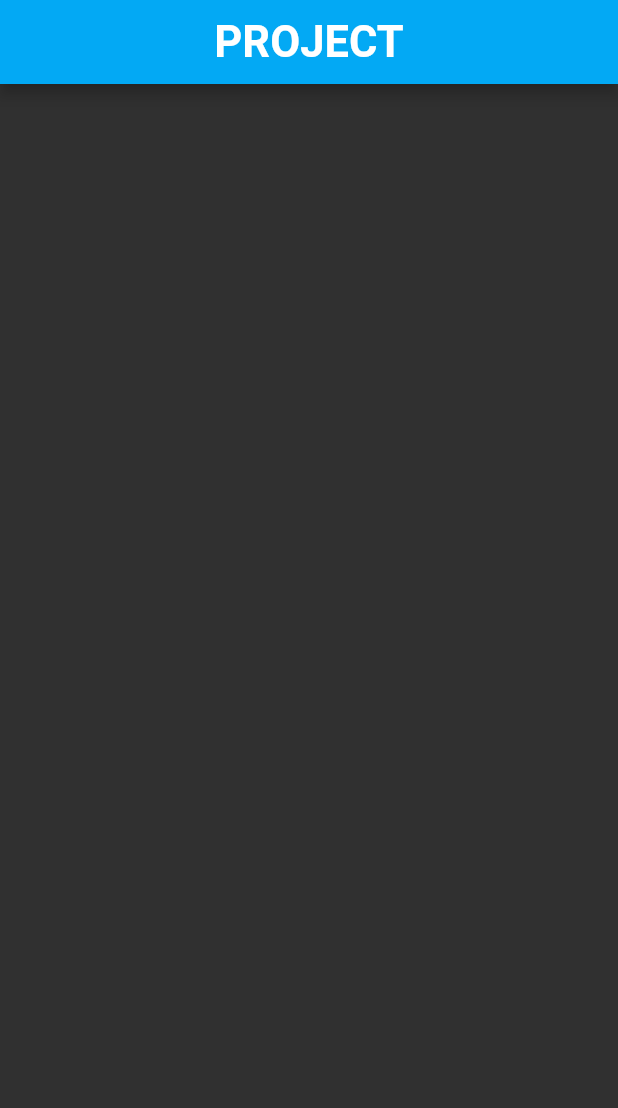
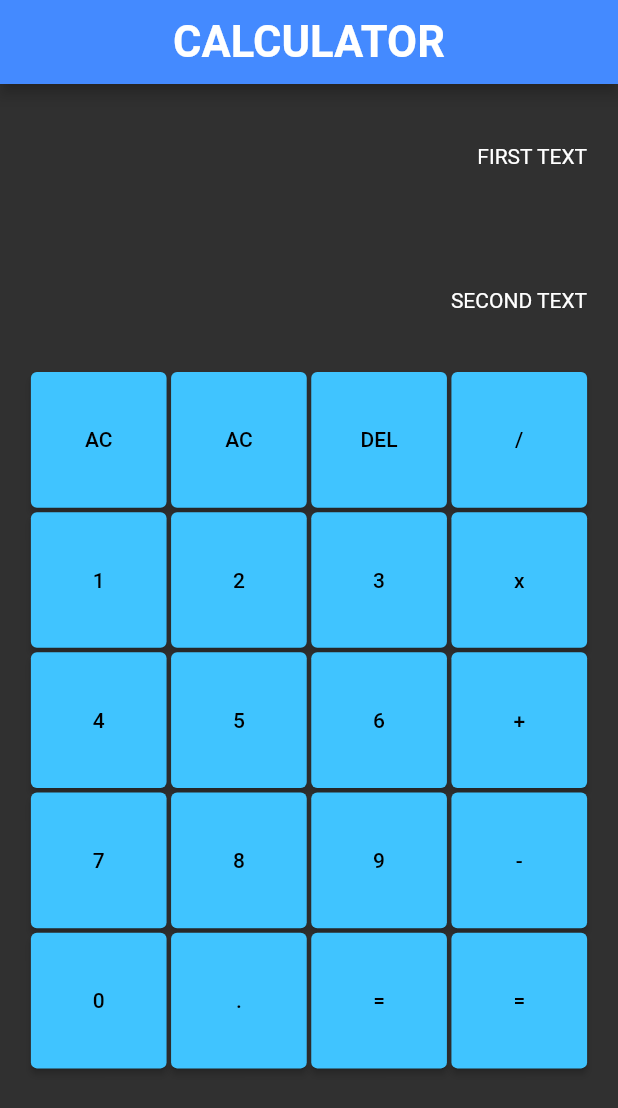
Before and after one commit to Olibrius71/Flutter_Discovering_Project, a Flutter app: the screen it shows after launch, on a phone screen of 412 x 824 dp. Shown: the top 1108 px of the screen. Run offline on Flutter 3.47's test engine with Material 2 defaults, Android fonts, the phone set to English and light mode, and no system bars.

Commit message:
Réalisation de l'interface principale de la calculatrice (gridview contenant tous les boutons, Column contenant 2 zones de texte pour afficher les résultats)

```diff
--- a/lib/main.dart
+++ b/lib/main.dart
@@ -18,11 +18,11 @@ class MainPage extends StatelessWidget {
   Widget build(BuildContext context) {
     return MaterialApp(
       debugShowCheckedModeBanner: false,
-      home: ProjectAppBar(),
+      home: MainContainer(),
       theme: ThemeData(
         colorScheme: const ColorScheme.dark(
-          primary: Colors.redAccent,
-          surface: Colors.lightBlue,
+          primary: Colors.lightBlueAccent,
+          surface: Colors.blueAccent,
         ),
         brightness: Brightness.dark,
       ),
@@ -30,18 +30,21 @@ class MainPage extends StatelessWidget {
   }
 }
 
-class ProjectAppBar extends StatelessWidget {
+
+class MainContainer extends StatelessWidget {
   @override
   Widget build(BuildContext context) {
     return Scaffold(
       appBar: AppBar(
-
-        title: const Text("PROJECT"),
+        title: const Text("CALCULATOR"),
         centerTitle: true,
         titleTextStyle: const TextStyle(
           fontSize: 29,
           fontWeight: FontWeight.w700,
         ),
+      ),
+      body: const Center(
+        child: CalcContainer(),
       ),
     );
   }
@@ -49,127 +52,118 @@ class ProjectAppBar extends StatelessWidget {
 
 
 
+class CalcContainer extends StatefulWidget {
+  const CalcContainer({Key? key}) : super(key: key);
 
-/*
+  @override
+  State<CalcContainer> createState() => _CalcContainerState();
+}
+
+class _CalcContainerState extends State<CalcContainer> {
+  @override
+  Widget build(BuildContext context) {
+    return Column(
+      mainAxisAlignment: MainAxisAlignment.center,
+      children: const <Widget>[
+        Expanded(
+          flex: 1,
+          child: FractionallySizedBox(
+            widthFactor: 0.9,
+            heightFactor: 1.0,
+            child: Results(),
+          ),
+        ),
+        Expanded(
+          flex: 3,
+          child: FractionallySizedBox(
+            widthFactor: 0.9,
+            heightFactor: 1.0,
+            child: Calculator(),
+          ),
+        ),
+      ],
+    );
+  }
+}
+
+
+
+class Results extends StatefulWidget {
+  const Results({Key? key}) : super(key: key);
+
+  @override
+  State<Results> createState() => _ResultsState();
+}
+
+class _ResultsState extends State<Results> {
+  @override
+  Widget build(BuildContext context) {
+    return Column(
+      mainAxisAlignment: MainAxisAlignment.spaceAround,
+      crossAxisAlignment: CrossAxisAlignment.end,
+      children: const [
+        Text("FIRST TEXT"),
+        Text("SECOND TEXT"),
+      ],
+    );
+  }
+}
 
 
 
 
+class Calculator extends StatefulWidget {
+  const Calculator({Key? key}) : super(key: key);
 
+  @override
+  State<Calculator> createState() => _CalculatorState();
+}
 
-
-
-
-
-
-
-class MyApp extends StatelessWidget {
-  const MyApp({super.key});
-
-  // This widget is the root of your application.
+class _CalculatorState extends State<Calculator> {
   @override
   Widget build(BuildContext context) {
-    return MaterialApp(
-      title: 'Flutter Demo',
-      theme: ThemeData(
-        // This is the theme of your application.
-        //
-        // Try running your application with "flutter run". You'll see the
-        // application has a blue toolbar. Then, without quitting the app, try
-        // changing the primarySwatch below to Colors.green and then invoke
-        // "hot reload" (press "r" in the console where you ran "flutter run",
-        // or simply save your changes to "hot reload" in a Flutter IDE).
-        // Notice that the counter didn't reset back to zero; the application
-        // is not restarted.
-        primarySwatch: Colors.deepOrange,
-      ),
-      home: const MyHomePage(title: 'Flutter Demo Home Page'),
+    return GridView.count(
+      crossAxisCount: 4,
+      crossAxisSpacing: 3,
+      mainAxisSpacing: 3,
+      children: const [
+        CalcButton(btnTxt: "AC"),
+        CalcButton(btnTxt: "AC"),
+        CalcButton(btnTxt: "DEL"),
+        CalcButton(btnTxt: "/"),
+        CalcButton(btnTxt: "1"),
+        CalcButton(btnTxt: "2"),
+        CalcButton(btnTxt: "3"),
+        CalcButton(btnTxt: "x"),
+        CalcButton(btnTxt: "4"),
+        CalcButton(btnTxt: "5"),
+        CalcButton(btnTxt: "6"),
+        CalcButton(btnTxt: "+"),
+        CalcButton(btnTxt: "7"),
+        CalcButton(btnTxt: "8"),
+        CalcButton(btnTxt: "9"),
+        CalcButton(btnTxt: "-"),
+        CalcButton(btnTxt: "0"),
+        CalcButton(btnTxt: "."),
+        CalcButton(btnTxt: "="),
+        CalcButton(btnTxt: "="),
+      ],
     );
   }
 }
 
-class MyHomePage extends StatefulWidget {
-  const MyHomePage({super.key, required this.title});
 
-  // This widget is the home page of your application. It is stateful, meaning
-  // that it has a State object (defined below) that contains fields that affect
-  // how it looks.
 
-  // This class is the configuration for the state. It holds the values (in this
-  // case the title) provided by the parent (in this case the App widget) and
-  // used by the build method of the State. Fields in a Widget subclass are
-  // always marked "final".
+class CalcButton extends StatelessWidget {
+  final String btnTxt;
 
-  final String title;
-
-  @override
-  State<MyHomePage> createState() => _MyHomePageState();
-}
-
-class _MyHomePageState extends State<MyHomePage> {
-  int _counter = 0;
-
-  void _incrementCounter() {
-    setState(() {
-      // This call to setState tells the Flutter framework that something has
-      // changed in this State, which causes it to rerun the build method below
-      // so that the display can reflect the updated values. If we changed
-      // _counter without calling setState(), then the build method would not be
-      // called again, and so nothing would appear to happen.
-      _counter++;
-    });
-  }
+  const CalcButton({required String this.btnTxt});
 
   @override
   Widget build(BuildContext context) {
-    // This method is rerun every time setState is called, for instance as done
-    // by the _incrementCounter method above.
-    //
-    // The Flutter framework has been optimized to make rerunning build methods
-    // fast, so that you can just rebuild anything that needs updating rather
-    // than having to individually change instances of widgets.
-    return Scaffold(
-      appBar: AppBar(
-        // Here we take the value from the MyHomePage object that was created by
-        // the App.build method, and use it to set our appbar title.
-        title: Text(widget.title),
-      ),
-      body: Center(
-        // Center is a layout widget. It takes a single child and positions it
-        // in the middle of the parent.
-        child: Column(
-          // Column is also a layout widget. It takes a list of children and
-          // arranges them vertically. By default, it sizes itself to fit its
-          // children horizontally, and tries to be as tall as its parent.
-          //
-          // Invoke "debug painting" (press "p" in the console, choose the
-          // "Toggle Debug Paint" action from the Flutter Inspector in Android
-          // Studio, or the "Toggle Debug Paint" command in Visual Studio Code)
-          // to see the wireframe for each widget.
-          //
-          // Column has various properties to control how it sizes itself and
-          // how it positions its children. Here we use mainAxisAlignment to
-          // center the children vertically; the main axis here is the vertical
-          // axis because Columns are vertical (the cross axis would be
-          // horizontal).
-          mainAxisAlignment: MainAxisAlignment.center,
-          children: <Widget>[
-            const Text(
-              'You have pushed the button this many times:',
-            ),
-            Text(
-              '$_counter',
-              style: Theme.of(context).textTheme.headlineMedium,
-            ),
-          ],
-        ),
-      ),
-      floatingActionButton: FloatingActionButton(
-        onPressed: _incrementCounter,
-        tooltip: 'Increment',
-        child: const Icon(Icons.add),
-      ), // This trailing comma makes auto-formatting nicer for build methods.
+    return ElevatedButton(
+      onPressed: () {  },
+      child: Text(btnTxt),
     );
   }
 }
-*/
```
